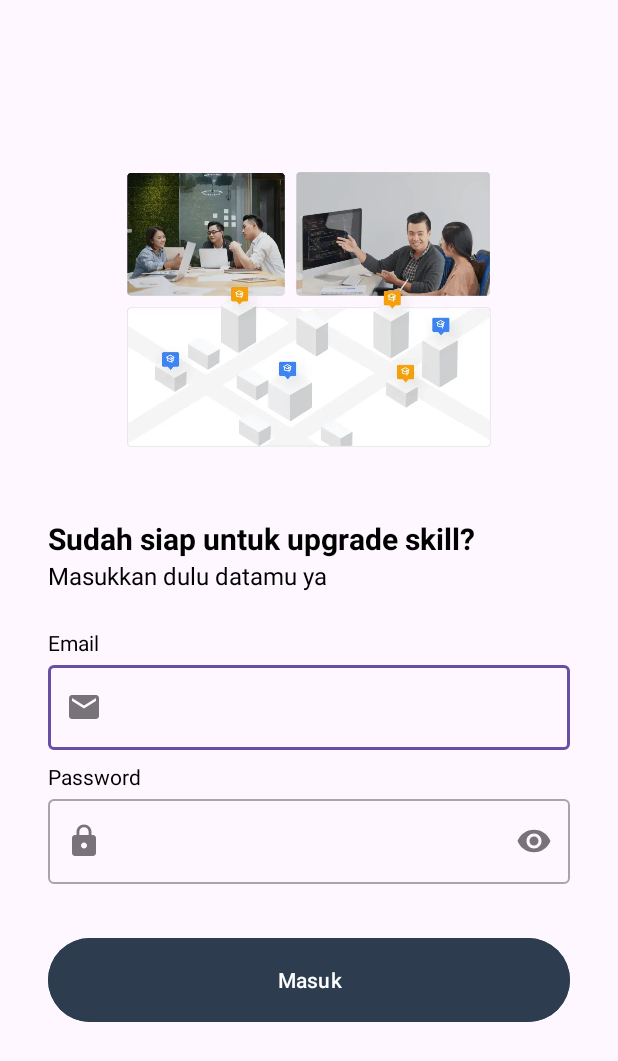
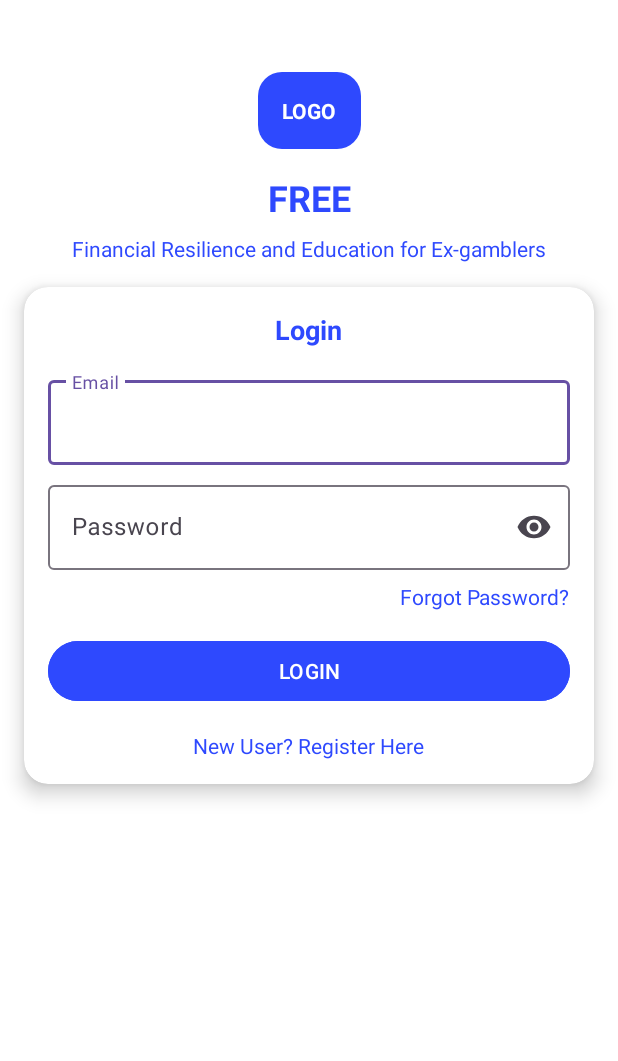
Before and after one commit to Capstone-C242-PS225/Mobile-Development, an Android app: the LoginActivity screen opened directly, with no data from a screen before it, on a phone screen of 412 x 824 dp. Shown: the top 1061 px of the screen. Run offline under Robolectric (Android 15) with nearby library versions, the phone set to English and light mode, and no system bars.

Commit message:
login update

```diff
--- /dev/null
+++ b/app/src/main/res/drawable/background_card.xml
@@ -0,0 +1,5 @@
+<shape xmlns:android="http://schemas.android.com/apk/res/android">
+    <solid android:color="#FFFFFF" />
+    <corners android:radius="16dp" />
+    <elevation android:shadowColor="#B3B3B3" />
+</shape>
--- /dev/null
+++ b/app/src/main/res/drawable/curved_background.xml
@@ -0,0 +1,8 @@
+<layer-list xmlns:android="http://schemas.android.com/apk/res/android">
+    <item>
+        <shape android:shape="rectangle">
+            <solid android:color="#FFFFFF" />
+            <corners android:bottomLeftRadius="40dp" android:bottomRightRadius="40dp" />
+        </shape>
+    </item>
+</layer-list>
--- /dev/null
+++ b/app/src/main/res/drawable/rounded_logo_background.xml
@@ -0,0 +1,4 @@
+<shape xmlns:android="http://schemas.android.com/apk/res/android">
+    <solid android:color="#2E49FE" />
+    <corners android:radius="16dp" />
+</shape>
--- a/app/src/main/res/layout/activity_login.xml
+++ b/app/src/main/res/layout/activity_login.xml
@@ -1,147 +1,138 @@
 <?xml version="1.0" encoding="utf-8"?>
-<androidx.constraintlayout.widget.ConstraintLayout xmlns:android="http://schemas.android.com/apk/res/android"
+<androidx.constraintlayout.widget.ConstraintLayout
+    xmlns:android="http://schemas.android.com/apk/res/android"
     xmlns:app="http://schemas.android.com/apk/res-auto"
     xmlns:tools="http://schemas.android.com/tools"
     android:layout_width="match_parent"
     android:layout_height="match_parent"
+    android:background="@drawable/curved_background"
     tools:context=".view.login.LoginActivity">
 
-    <ImageView
-        android:id="@+id/imageView"
-        android:layout_width="0dp"
-        android:layout_height="0dp"
-        android:layout_marginStart="32dp"
-        android:layout_marginEnd="32dp"
-        app:layout_constraintBottom_toTopOf="@+id/guidelineHorizontal"
+    <TextView
+        android:id="@+id/logoTextView"
+        android:layout_width="wrap_content"
+        android:layout_height="wrap_content"
+        android:layout_marginTop="48dp"
+        android:background="@drawable/rounded_logo_background"
+        android:gravity="center"
+        android:padding="16dp"
+        android:text="LOGO"
+        android:textColor="@android:color/white"
+        android:textStyle="bold"
         app:layout_constraintEnd_toEndOf="parent"
         app:layout_constraintStart_toStartOf="parent"
-        app:layout_constraintTop_toTopOf="@+id/guidelineHorizontal2"
-        app:srcCompat="@drawable/image_login" />
+        app:layout_constraintTop_toTopOf="parent" />
 
     <TextView
         android:id="@+id/titleTextView"
+        android:layout_width="wrap_content"
+        android:layout_height="wrap_content"
+        android:layout_marginTop="16dp"
+        android:text="FREE"
+        android:textColor="#2E49FE"
+        android:textSize="24sp"
+        android:textStyle="bold"
+        app:layout_constraintEnd_toEndOf="parent"
+        app:layout_constraintStart_toStartOf="parent"
+        app:layout_constraintTop_toBottomOf="@id/logoTextView" />
+
+    <TextView
+        android:id="@+id/subtitleTextView"
+        android:layout_width="wrap_content"
+        android:layout_height="wrap_content"
+        android:layout_marginTop="8dp"
+        android:text="Financial Resilience and Education for Ex-gamblers"
+        android:textColor="#2E49FE"
+        android:textSize="14sp"
+        app:layout_constraintEnd_toEndOf="parent"
+        app:layout_constraintStart_toStartOf="parent"
+        app:layout_constraintTop_toBottomOf="@id/titleTextView" />
+
+    <androidx.cardview.widget.CardView
+        android:id="@+id/loginCard"
         android:layout_width="0dp"
         android:layout_height="wrap_content"
-        android:layout_marginStart="32dp"
-        android:layout_marginTop="16dp"
-        android:layout_marginEnd="32dp"
-        android:text="@string/title_login_page"
-        android:textColor="@color/black"
-        android:textSize="20sp"
-        android:textStyle="bold"
+        android:layout_margin="16dp"
+        app:cardCornerRadius="16dp"
+        app:cardElevation="8dp"
         app:layout_constraintEnd_toEndOf="parent"
-        app:layout_constraintHorizontal_bias="0.0"
         app:layout_constraintStart_toStartOf="parent"
-        app:layout_constraintTop_toTopOf="@+id/guidelineHorizontal" />
+        app:layout_constraintTop_toBottomOf="@id/subtitleTextView">
+
+        <LinearLayout
+            android:layout_width="match_parent"
+            android:layout_height="wrap_content"
+            android:orientation="vertical"
+            android:padding="16dp">
 
             <TextView
-        android:id="@+id/messageTextView"
-        android:layout_width="0dp"
-        android:layout_height="wrap_content"
-        android:layout_marginStart="32dp"
-        android:layout_marginEnd="32dp"
-        android:text="@string/message_login_page"
-        android:textColor="@color/black"
-        android:textSize="16sp"
-        app:layout_constraintEnd_toEndOf="parent"
-        app:layout_constraintHorizontal_bias="1.0"
-        app:layout_constraintStart_toStartOf="parent"
-        app:layout_constraintTop_toBottomOf="@+id/titleTextView" />
-
-    <TextView
-        android:id="@+id/emailTextView"
                 android:layout_width="wrap_content"
                 android:layout_height="wrap_content"
-        android:layout_marginStart="32dp"
-        android:layout_marginTop="24dp"
-        android:text="@string/email"
-        android:textColor="@color/black"
-        app:layout_constraintStart_toStartOf="parent"
-        app:layout_constraintTop_toBottomOf="@+id/messageTextView" />
+                android:layout_gravity="center_horizontal"
+                android:text="Login"
+                android:textColor="#2E49FE"
+                android:textSize="18sp"
+                android:textStyle="bold" />
 
             <com.google.android.material.textfield.TextInputLayout
-        android:id="@+id/emailEditTextLayout"
-        style="@style/Widget.MaterialComponents.TextInputLayout.OutlinedBox"
-        android:layout_width="0dp"
+                android:id="@+id/emailInputLayout"
+                android:layout_width="match_parent"
                 android:layout_height="wrap_content"
-        android:layout_marginStart="32dp"
-        android:layout_marginEnd="32dp"
-        app:layout_constraintEnd_toEndOf="parent"
-        app:layout_constraintStart_toStartOf="parent"
-        app:layout_constraintTop_toBottomOf="@+id/emailTextView"
-        app:startIconDrawable="@drawable/ic_baseline_email_24">
+                android:layout_marginTop="16dp">
 
                 <com.google.android.material.textfield.TextInputEditText
                     android:id="@+id/emailEditText"
                     android:layout_width="match_parent"
                     android:layout_height="wrap_content"
-            android:ems="10"
-            android:inputType="textEmailAddress"
-            tools:ignore="SpeakableTextPresentCheck" />
+                    android:hint="Email"
+                    android:inputType="textEmailAddress" />
             </com.google.android.material.textfield.TextInputLayout>
 
-    <TextView
-        android:id="@+id/passwordTextView"
-        android:layout_width="wrap_content"
+            <com.google.android.material.textfield.TextInputLayout
+                android:id="@+id/passwordInputLayout"
+                android:layout_width="match_parent"
                 android:layout_height="wrap_content"
-        android:layout_marginStart="32dp"
                 android:layout_marginTop="8dp"
-        android:text="@string/password"
-        android:textColor="@color/black"
-        app:layout_constraintStart_toStartOf="parent"
-        app:layout_constraintTop_toBottomOf="@+id/emailEditTextLayout" />
-
-    <com.google.android.material.textfield.TextInputLayout
-        android:id="@+id/passwordEditTextLayout"
-        style="@style/Widget.MaterialComponents.TextInputLayout.OutlinedBox"
-        android:layout_width="0dp"
-        android:layout_height="wrap_content"
-        android:layout_marginStart="32dp"
-        android:layout_marginEnd="32dp"
-        app:endIconMode="password_toggle"
-        app:layout_constraintEnd_toEndOf="parent"
-        app:layout_constraintStart_toStartOf="parent"
-        app:layout_constraintTop_toBottomOf="@+id/passwordTextView"
-        app:startIconDrawable="@drawable/ic_baseline_lock_24">
+                app:endIconMode="password_toggle">
 
                 <com.google.android.material.textfield.TextInputEditText
                     android:id="@+id/passwordEditText"
                     android:layout_width="match_parent"
                     android:layout_height="wrap_content"
-            android:ems="10"
-            android:inputType="textPassword"
-            tools:ignore="SpeakableTextPresentCheck" />
+                    android:hint="Password"
+                    android:inputType="textPassword" />
             </com.google.android.material.textfield.TextInputLayout>
+
+            <TextView
+                android:id="@+id/forgotPasswordText"
+                android:layout_width="wrap_content"
+                android:layout_height="wrap_content"
+                android:layout_gravity="end"
+                android:layout_marginTop="8dp"
+                android:text="Forgot Password?"
+                android:textColor="#2E49FE"
+                android:textSize="14sp" />
 
             <Button
                 android:id="@+id/loginButton"
-        android:layout_width="0dp"
-        android:layout_height="64dp"
-        android:layout_marginStart="32dp"
-        android:layout_marginTop="32dp"
-        android:layout_marginEnd="32dp"
-        android:backgroundTint="@color/navy"
-        android:text="@string/login"
-        app:layout_constraintEnd_toEndOf="parent"
-        app:layout_constraintStart_toStartOf="parent"
-        app:layout_constraintTop_toBottomOf="@+id/passwordEditTextLayout" />
+                android:layout_width="match_parent"
+                android:layout_height="wrap_content"
+                android:layout_marginTop="16dp"
+                android:backgroundTint="#2E49FE"
+                android:text="LOGIN"
+                android:textAllCaps="false"
+                android:textColor="@android:color/white" />
 
-    <androidx.constraintlayout.widget.Guideline
-        android:id="@+id/guidelineHorizontal"
+            <TextView
+                android:id="@+id/registerText"
                 android:layout_width="wrap_content"
-        android:layout_height="64dp"
-        android:orientation="horizontal"
-        app:layout_constraintEnd_toEndOf="parent"
-        app:layout_constraintGuide_percent="0.4"
-        app:layout_constraintStart_toStartOf="parent" />
-
-    <androidx.constraintlayout.widget.Guideline
-        android:id="@+id/guidelineHorizontal2"
-        android:layout_width="wrap_content"
-        android:layout_height="64dp"
-        android:orientation="horizontal"
-        app:layout_constraintEnd_toEndOf="parent"
-        app:layout_constraintGuide_percent="0.1"
-        app:layout_constraintStart_toStartOf="parent" />
+                android:layout_height="wrap_content"
+                android:layout_gravity="center_horizontal"
+                android:layout_marginTop="16dp"
+                android:text="New User? Register Here"
+                android:textColor="#2E49FE"
+                android:textSize="14sp" />
+        </LinearLayout>
+    </androidx.cardview.widget.CardView>
 
 </androidx.constraintlayout.widget.ConstraintLayout>
```
Lines whose indentation alone changed are shown as unchanged.
